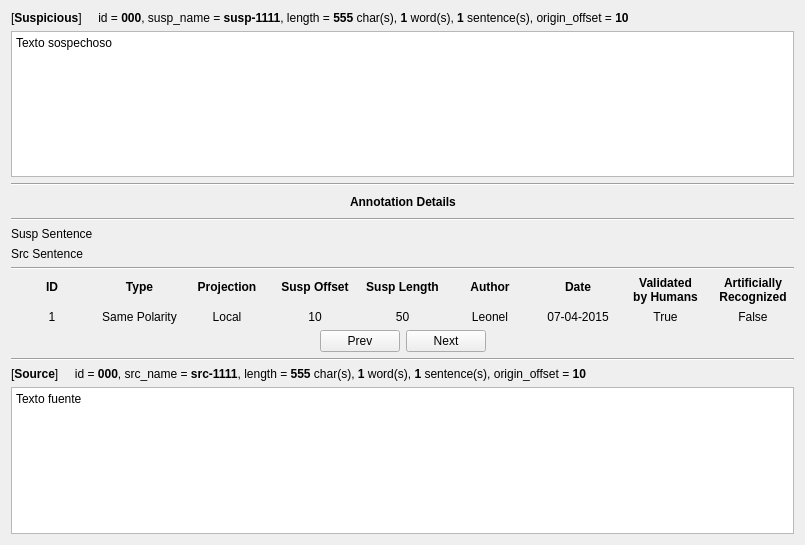
sorice/QtNLP-Linguist, file ui/forms/cases_view.ui: the form before one commit.
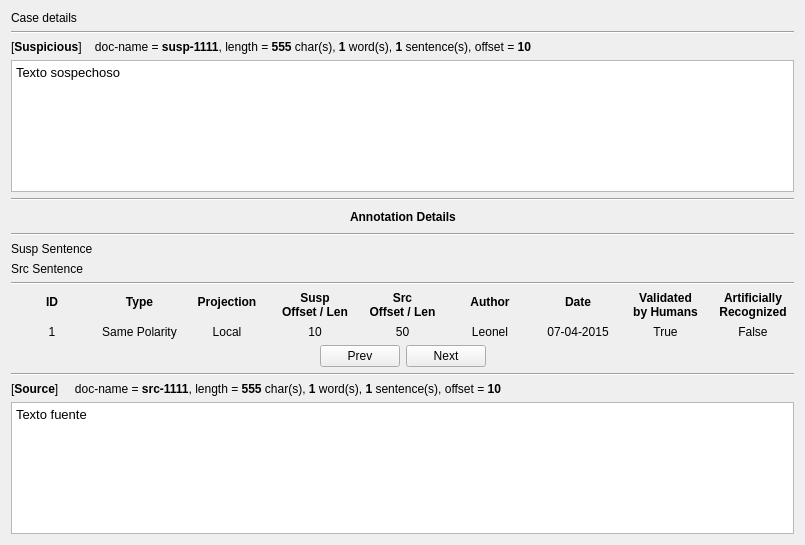
The form after the commit.

Patch:
```diff
--- a/ui/forms/cases_view.ui
+++ b/ui/forms/cases_view.ui
@@ -16,20 +16,35 @@
   <layout class="QGridLayout" name="gridLayout">
    <item row="0" column="0">
     <layout class="QVBoxLayout" name="verticalLayout_12">
+     <item>
+      <widget class="QLabel" name="case_details">
+       <property name="text">
+        <string>Case details</string>
+       </property>
+      </widget>
+     </item>
+     <item>
+      <widget class="Line" name="line_5">
+       <property name="orientation">
+        <enum>Qt::Horizontal</enum>
+       </property>
+      </widget>
+     </item>
      <item>
       <widget class="QLabel" name="lb_susp_info">
        <property name="text">
-        <string>&lt;html&gt;&lt;head/&gt;&lt;body&gt;&lt;p&gt;[&lt;span style=&quot; font-weight:600;&quot;&gt;Suspicious&lt;/span&gt;] &amp;nbsp;&amp;nbsp;&amp;nbsp; id = &lt;span style=&quot; font-weight:600;&quot;&gt;000&lt;/span&gt;, susp_name = &lt;span style=&quot; font-weight:600;&quot;&gt;susp-1111&lt;/span&gt;, length = &lt;span style=&quot; font-weight:600;&quot;&gt;555&lt;/span&gt; char(s), &lt;span style=&quot; font-weight:600;&quot;&gt;1&lt;/span&gt; word(s), &lt;span style=&quot; font-weight:600;&quot;&gt;1&lt;/span&gt; sentence(s), origin_offset = &lt;span style=&quot; font-weight:600;&quot;&gt;10&lt;/span&gt;&lt;/p&gt;&lt;/body&gt;&lt;/html&gt;</string>
+        <string>&lt;html&gt;&lt;head/&gt;&lt;body&gt;&lt;p&gt;[&lt;span style=&quot; font-weight:600;&quot;&gt;Suspicious&lt;/span&gt;]    doc-name = &lt;span style=&quot; font-weight:600;&quot;&gt;susp-1111&lt;/span&gt;, length = &lt;span style=&quot; font-weight:600;&quot;&gt;555&lt;/span&gt; char(s), &lt;span style=&quot; font-weight:600;&quot;&gt;1&lt;/span&gt; word(s), &lt;span style=&quot; font-weight:600;&quot;&gt;1&lt;/span&gt; sentence(s), offset = &lt;span style=&quot; font-weight:600;&quot;&gt;10&lt;/span&gt;&lt;/p&gt;&lt;/body&gt;&lt;/html&gt;</string>
        </property>
       </widget>
      </item>
      <item>
-      <widget class="QPlainTextEdit" name="text_susp">
-       <property name="readOnly">
-        <bool>true</bool>
-       </property>
-       <property name="plainText">
-        <string>Texto sospechoso</string>
+      <widget class="QTextEdit" name="text_susp">
+       <property name="html">
+        <string>&lt;!DOCTYPE HTML PUBLIC &quot;-//W3C//DTD HTML 4.0//EN&quot; &quot;http://www.w3.org/TR/REC-html40/strict.dtd&quot;&gt;
+&lt;html&gt;&lt;head&gt;&lt;meta name=&quot;qrichtext&quot; content=&quot;1&quot; /&gt;&lt;style type=&quot;text/css&quot;&gt;
+p, li { white-space: pre-wrap; }
+&lt;/style&gt;&lt;/head&gt;&lt;body style=&quot; font-family:'Noto Sans'; font-size:10pt; font-weight:400; font-style:normal;&quot;&gt;
+&lt;p style=&quot; margin-top:0px; margin-bottom:0px; margin-left:0px; margin-right:0px; -qt-block-indent:0; text-indent:0px;&quot;&gt;Texto sospechoso&lt;/p&gt;&lt;/body&gt;&lt;/html&gt;</string>
        </property>
       </widget>
      </item>
@@ -214,7 +229,8 @@
           </font>
          </property>
          <property name="text">
-          <string>Susp Offset</string>
+          <string>Susp
+Offset / Len</string>
          </property>
          <property name="alignment">
           <set>Qt::AlignCenter</set>
@@ -244,7 +260,8 @@
           </font>
          </property>
          <property name="text">
-          <string>Susp Length</string>
+          <string>Src
+Offset / Len</string>
          </property>
          <property name="alignment">
           <set>Qt::AlignCenter</set>
@@ -443,17 +460,18 @@
      <item>
       <widget class="QLabel" name="lb_src_info">
        <property name="text">
-        <string>&lt;html&gt;&lt;head/&gt;&lt;body&gt;&lt;p&gt;[&lt;span style=&quot; font-weight:600;&quot;&gt;Source&lt;/span&gt;]     id = &lt;span style=&quot; font-weight:600;&quot;&gt;000&lt;/span&gt;, src_name = &lt;span style=&quot; font-weight:600;&quot;&gt;src-1111&lt;/span&gt;, length = &lt;span style=&quot; font-weight:600;&quot;&gt;555&lt;/span&gt; char(s), &lt;span style=&quot; font-weight:600;&quot;&gt;1&lt;/span&gt; word(s), &lt;span style=&quot; font-weight:600;&quot;&gt;1&lt;/span&gt; sentence(s), origin_offset = &lt;span style=&quot; font-weight:600;&quot;&gt;10&lt;/span&gt;&lt;/p&gt;&lt;/body&gt;&lt;/html&gt;</string>
+        <string>&lt;html&gt;&lt;head/&gt;&lt;body&gt;&lt;p&gt;[&lt;span style=&quot; font-weight:600;&quot;&gt;Source&lt;/span&gt;]     doc-name = &lt;span style=&quot; font-weight:600;&quot;&gt;src-1111&lt;/span&gt;, length = &lt;span style=&quot; font-weight:600;&quot;&gt;555&lt;/span&gt; char(s), &lt;span style=&quot; font-weight:600;&quot;&gt;1&lt;/span&gt; word(s), &lt;span style=&quot; font-weight:600;&quot;&gt;1&lt;/span&gt; sentence(s), offset = &lt;span style=&quot; font-weight:600;&quot;&gt;10&lt;/span&gt;&lt;/p&gt;&lt;/body&gt;&lt;/html&gt;</string>
        </property>
       </widget>
      </item>
      <item>
-      <widget class="QPlainTextEdit" name="text_src">
-       <property name="readOnly">
-        <bool>true</bool>
-       </property>
-       <property name="plainText">
-        <string>Texto fuente</string>
+      <widget class="QTextEdit" name="text_src">
+       <property name="html">
+        <string>&lt;!DOCTYPE HTML PUBLIC &quot;-//W3C//DTD HTML 4.0//EN&quot; &quot;http://www.w3.org/TR/REC-html40/strict.dtd&quot;&gt;
+&lt;html&gt;&lt;head&gt;&lt;meta name=&quot;qrichtext&quot; content=&quot;1&quot; /&gt;&lt;style type=&quot;text/css&quot;&gt;
+p, li { white-space: pre-wrap; }
+&lt;/style&gt;&lt;/head&gt;&lt;body style=&quot; font-family:'Noto Sans'; font-size:10pt; font-weight:400; font-style:normal;&quot;&gt;
+&lt;p style=&quot; margin-top:0px; margin-bottom:0px; margin-left:0px; margin-right:0px; -qt-block-indent:0; text-indent:0px;&quot;&gt;Texto fuente&lt;/p&gt;&lt;/body&gt;&lt;/html&gt;</string>
        </property>
       </widget>
      </item>
```
Left out of the diff: 6 changed lines with no effect on the pictures.
